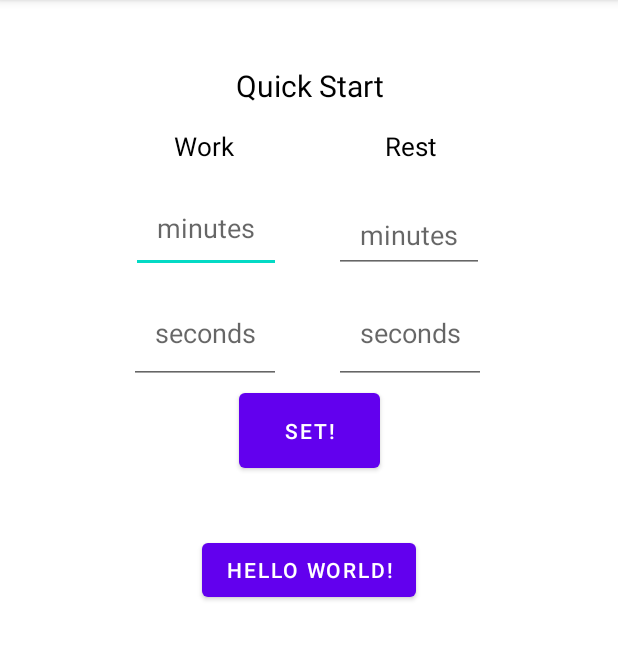
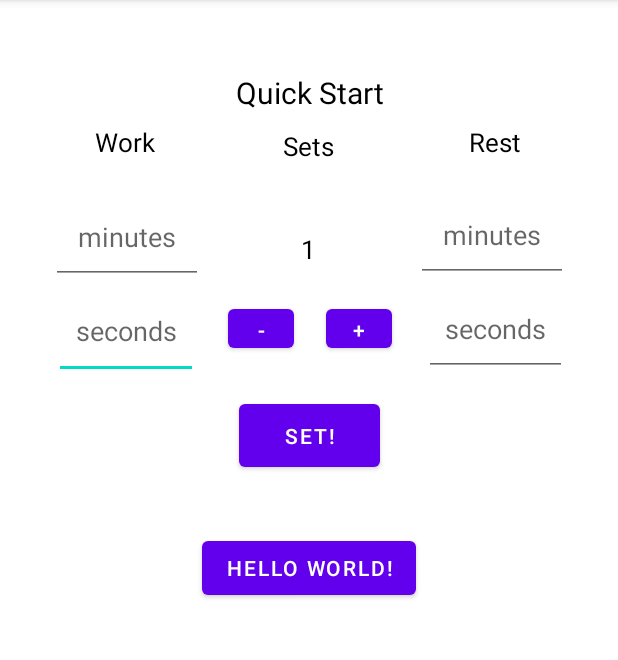
Before and after one commit to dparaiso/TimerApp, an Android app: the screen it shows after launch (MainActivity), on a phone screen of 412 x 824 dp, the part 84-744 px from its top. Run offline under Robolectric (Android 15) with nearby library versions, the phone set to English and light mode, and no system bars.

Commit message:
created sets implementation, loops

```diff
--- a/app/src/main/java/com/example/timerapp/MainActivity.java
+++ b/app/src/main/java/com/example/timerapp/MainActivity.java
@@ -7,23 +7,31 @@ import android.os.Bundle;
 import android.view.View;
 import android.widget.Button;
 import android.widget.EditText;
+import android.widget.TextView;
 
 public class MainActivity extends AppCompatActivity {
 
-    private Button btnStart , btnQuickStart;
+    private Button btnStart , btnQuickStart, btnMinus, btnPlus;
+    private TextView mNumSets;
     private EditText secondInput;
     private EditText minuteInput;
     private EditText second2Input;
     private EditText minute2Input;
     boolean secondsCheck = false;
+    private int numSets;
 
     @Override
     protected void onCreate(Bundle savedInstanceState) {
         super.onCreate(savedInstanceState);
         setContentView(R.layout.activity_main);
 
+        numSets = 1;
+
         btnStart =  (Button) findViewById(R.id.start);
         btnQuickStart =  (Button) findViewById(R.id.quickStart);
+        btnMinus = (Button) findViewById(R.id.minus);
+        btnPlus = (Button) findViewById(R.id.plus);
+        mNumSets = (TextView) findViewById(R.id.text_numSets);
 
         secondInput = (EditText) findViewById(R.id.seconds);
         minuteInput = (EditText) findViewById(R.id.minutes);
@@ -34,14 +42,24 @@ public class MainActivity extends AppCompatActivity {
             @Override
             public void onClick(View view) {
                 Intent intent = new Intent(MainActivity.this, PrepareActivity.class);
+                if (!minuteInput.getText().toString().matches("")){
                     int mins = Integer.parseInt(minuteInput.getText().toString());
+                    intent.putExtra("minutes", mins);
+                }
+                if (!secondInput.getText().toString().matches("")){
                     int secs = Integer.parseInt(secondInput.getText().toString());
+                    intent.putExtra("seconds", secs);
+                }
+                if (!minute2Input.getText().toString().matches("")){
                     int mins2 = Integer.parseInt(minute2Input.getText().toString());
+                    intent.putExtra("minutes2", mins2);
+
+                }
+                if (!second2Input.getText().toString().matches("")){
                     int secs2 = Integer.parseInt(second2Input.getText().toString());
-                intent.putExtra("minutes", mins);
-                intent.putExtra("seconds", secs);
-                intent.putExtra("minutes2", mins2);
                     intent.putExtra("seconds2", secs2);
+                }
+                intent.putExtra("numSets", numSets);
                 startActivity(intent);
             }
         });
@@ -53,16 +71,43 @@ public class MainActivity extends AppCompatActivity {
                 secondsCheck = CheckSeconds();
                 if (secondsCheck){
                     Intent intent = new Intent(MainActivity.this, PrepareActivity.class);
+                    if (!minuteInput.getText().toString().matches("")){
                         int mins = Integer.parseInt(minuteInput.getText().toString());
+                        intent.putExtra("minutes", mins);
+                    }
+                    if (!secondInput.getText().toString().matches("")){
                         int secs = Integer.parseInt(secondInput.getText().toString());
+                        intent.putExtra("seconds", secs);
+                    }
+                    if (!minute2Input.getText().toString().matches("")){
                         int mins2 = Integer.parseInt(minute2Input.getText().toString());
+                        intent.putExtra("minutes2", mins2);
+
+                    }
+                    if (!second2Input.getText().toString().matches("")){
                         int secs2 = Integer.parseInt(second2Input.getText().toString());
-                    intent.putExtra("minutes", mins);
-                    intent.putExtra("seconds", secs);
-                    intent.putExtra("minutes2", mins2);
                         intent.putExtra("seconds2", secs2);
+                    }
+                    intent.putExtra("numSets", numSets);
                     startActivity(intent);
                 }
+            }
+        });
+
+        btnMinus.setOnClickListener(new View.OnClickListener(){
+            @Override
+            public void onClick(View view) {
+                if(numSets > 1){
+                    numSets--;
+                }
+                mNumSets.setText(String.format("%d", numSets));
+            }
+        });
+
+        btnPlus.setOnClickListener(new View.OnClickListener(){
+            @Override
+            public void onClick(View view) {
+                mNumSets.setText(String.format("%d", ++numSets));
             }
         });
 
--- a/app/src/main/res/layout/activity_main.xml
+++ b/app/src/main/res/layout/activity_main.xml
@@ -8,56 +8,78 @@
 
 
     <TextView
+        android:id="@+id/text_numSets"
+        android:layout_width="0dp"
+        android:layout_height="0dp"
+        android:layout_centerHorizontal="true"
+        android:layout_centerVertical="true"
+        android:layout_marginEnd="21dp"
+        android:layout_marginBottom="568dp"
+        android:gravity="center"
+        android:text="1"
+        android:textColor="@android:color/black"
+        android:textSize="17sp"
+        app:layout_constraintBottom_toBottomOf="parent"
+        app:layout_constraintEnd_toStartOf="@+id/minutes2"
+        app:layout_constraintStart_toEndOf="@+id/minutes"
+        app:layout_constraintTop_toBottomOf="@+id/text_sets" />
+
+    <TextView
+        android:id="@+id/text_sets"
+        android:layout_width="0dp"
+        android:layout_height="0dp"
+        android:layout_centerHorizontal="true"
+        android:layout_centerVertical="true"
+        android:layout_marginStart="154dp"
+        android:layout_marginTop="63dp"
+        android:layout_marginEnd="21dp"
+        android:gravity="center"
+        android:text="Sets"
+        android:textColor="@android:color/black"
+        android:textSize="17sp"
+        app:layout_constraintBottom_toTopOf="@+id/text_numSets"
+        app:layout_constraintEnd_toStartOf="@+id/text_rest"
+        app:layout_constraintStart_toStartOf="parent"
+        app:layout_constraintTop_toTopOf="parent" />
+
+    <Button
+        android:id="@+id/minus"
+        android:layout_width="44dp"
+        android:layout_height="38dp"
+        android:layout_marginEnd="21dp"
+        android:text="-"
+        app:layout_constraintBottom_toBottomOf="@+id/plus"
+        app:layout_constraintEnd_toStartOf="@+id/plus"
+        app:layout_constraintStart_toEndOf="@+id/seconds"
+        app:layout_constraintTop_toBottomOf="@+id/text_numSets" />
+
+    <Button
+        android:id="@+id/plus"
+        android:layout_width="44dp"
+        android:layout_height="38dp"
+        android:layout_marginEnd="21dp"
+        android:layout_marginBottom="25dp"
+        android:text="+"
+        app:layout_constraintBottom_toTopOf="@+id/quickStart"
+        app:layout_constraintEnd_toStartOf="@+id/seconds2"
+        app:layout_constraintStart_toEndOf="@+id/minus"
+        app:layout_constraintTop_toBottomOf="@+id/text_numSets" />
+
+    <TextView
         android:id="@+id/text_view_countdown"
-        android:layout_width="103dp"
+        android:layout_width="0dp"
         android:layout_height="0dp"
         android:layout_centerHorizontal="true"
         android:layout_centerVertical="true"
         android:layout_marginTop="27dp"
+        android:layout_marginEnd="21dp"
         android:layout_marginBottom="36dp"
         android:gravity="center"
         android:text="Quick Start"
         android:textColor="@android:color/black"
         android:textSize="20sp"
-        app:layout_constraintBottom_toTopOf="@+id/minutes"
-        app:layout_constraintEnd_toEndOf="parent"
-        app:layout_constraintStart_toStartOf="parent"
-        app:layout_constraintTop_toTopOf="parent" />
-
-    <TextView
-        android:id="@+id/text_work"
-        android:layout_width="0dp"
-        android:layout_height="0dp"
-        android:layout_centerHorizontal="true"
-        android:layout_centerVertical="true"
-        android:layout_marginStart="84dp"
-        android:layout_marginTop="63dp"
-        android:layout_marginEnd="35dp"
-        android:layout_marginBottom="56dp"
-        android:gravity="center"
-        android:text="Work"
-        android:textColor="@android:color/black"
-        android:textSize="17sp"
-        app:layout_constraintBottom_toTopOf="@+id/seconds"
+        app:layout_constraintBottom_toTopOf="@+id/text_numSets"
         app:layout_constraintEnd_toStartOf="@+id/text_rest"
-        app:layout_constraintStart_toStartOf="parent"
-        app:layout_constraintTop_toTopOf="parent" />
-
-    <TextView
-        android:id="@+id/text_rest"
-        android:layout_width="0dp"
-        android:layout_height="0dp"
-        android:layout_centerHorizontal="true"
-        android:layout_centerVertical="true"
-        android:layout_marginTop="63dp"
-        android:layout_marginEnd="86dp"
-        android:layout_marginBottom="56dp"
-        android:gravity="center"
-        android:text="Rest"
-        android:textColor="@android:color/black"
-        android:textSize="17sp"
-        app:layout_constraintBottom_toTopOf="@+id/seconds2"
-        app:layout_constraintEnd_toEndOf="parent"
         app:layout_constraintStart_toEndOf="@+id/text_work"
         app:layout_constraintTop_toTopOf="parent" />
 
@@ -65,7 +87,7 @@
         android:id="@+id/start"
         android:layout_width="wrap_content"
         android:layout_height="wrap_content"
-        android:layout_marginBottom="364dp"
+        android:layout_marginBottom="365dp"
         android:text="Hello World!"
         app:layout_constraintBottom_toBottomOf="parent"
         app:layout_constraintEnd_toEndOf="parent"
@@ -76,53 +98,85 @@
         android:id="@+id/quickStart"
         android:layout_width="94dp"
         android:layout_height="0dp"
-        android:layout_marginBottom="38dp"
+        android:layout_marginBottom="37dp"
         android:text="Set!"
         app:layout_constraintBottom_toTopOf="@+id/start"
         app:layout_constraintEnd_toEndOf="parent"
         app:layout_constraintStart_toStartOf="parent"
-        app:layout_constraintTop_toBottomOf="@+id/seconds" />
+        app:layout_constraintTop_toBottomOf="@+id/plus" />
+
+    <EditText
+        android:id="@+id/seconds"
+        android:layout_width="0dp"
+        android:layout_height="0dp"
+        android:layout_marginStart="36dp"
+        android:layout_marginEnd="20dp"
+        android:layout_marginBottom="515dp"
+        android:ems="10"
+        android:gravity="center"
+        android:hint="seconds"
+        android:inputType="number"
+        android:maxLength="2"
+        app:layout_constraintBottom_toBottomOf="parent"
+        app:layout_constraintEnd_toStartOf="@+id/minus"
+        app:layout_constraintStart_toStartOf="parent"
+        app:layout_constraintTop_toBottomOf="@+id/minutes" />
+
+    <TextView
+        android:id="@+id/text_work"
+        android:layout_width="0dp"
+        android:layout_height="0dp"
+        android:layout_centerHorizontal="true"
+        android:layout_centerVertical="true"
+        android:layout_marginStart="31dp"
+        android:layout_marginTop="63dp"
+        android:layout_marginEnd="20dp"
+        android:gravity="center"
+        android:text="Work"
+        android:textColor="@android:color/black"
+        android:textSize="17sp"
+        app:layout_constraintBottom_toTopOf="@+id/minutes"
+        app:layout_constraintEnd_toStartOf="@+id/text_view_countdown"
+        app:layout_constraintStart_toStartOf="parent"
+        app:layout_constraintTop_toTopOf="parent" />
 
     <EditText
         android:id="@+id/minutes"
         android:layout_width="0dp"
         android:layout_height="0dp"
-        android:layout_marginStart="87dp"
-        android:layout_marginEnd="35dp"
-        android:layout_marginBottom="6dp"
+        android:layout_marginStart="34dp"
+        android:layout_marginEnd="20dp"
         android:ems="10"
         android:gravity="center"
         android:hint="minutes"
         android:inputType="number"
         android:maxLength="2"
         app:layout_constraintBottom_toTopOf="@+id/seconds"
-        app:layout_constraintEnd_toStartOf="@+id/minutes2"
+        app:layout_constraintEnd_toStartOf="@+id/text_numSets"
         app:layout_constraintStart_toStartOf="parent"
-        app:layout_constraintTop_toBottomOf="@+id/text_view_countdown" />
+        app:layout_constraintTop_toBottomOf="@+id/text_work" />
 
     <EditText
-        android:id="@+id/seconds"
+        android:id="@+id/minutes2"
         android:layout_width="0dp"
         android:layout_height="0dp"
-        android:layout_marginStart="86dp"
-        android:layout_marginEnd="35dp"
-        android:layout_marginBottom="512dp"
+        android:layout_marginEnd="33dp"
         android:ems="10"
         android:gravity="center"
-        android:hint="seconds"
+        android:hint="minutes"
         android:inputType="number"
         android:maxLength="2"
-        app:layout_constraintBottom_toBottomOf="parent"
-        app:layout_constraintEnd_toStartOf="@+id/seconds2"
-        app:layout_constraintStart_toStartOf="parent"
-        app:layout_constraintTop_toBottomOf="@+id/text_work" />
+        app:layout_constraintBottom_toTopOf="@+id/seconds2"
+        app:layout_constraintEnd_toEndOf="parent"
+        app:layout_constraintStart_toEndOf="@+id/text_numSets"
+        app:layout_constraintTop_toBottomOf="@+id/text_rest" />
 
     <EditText
         android:id="@+id/seconds2"
         android:layout_width="0dp"
         android:layout_height="0dp"
-        android:layout_marginEnd="88dp"
-        android:layout_marginBottom="512dp"
+        android:layout_marginEnd="34dp"
+        android:layout_marginBottom="517dp"
         android:ems="10"
         android:gravity="center"
         android:hint="seconds"
@@ -130,22 +184,24 @@
         android:maxLength="2"
         app:layout_constraintBottom_toBottomOf="parent"
         app:layout_constraintEnd_toEndOf="parent"
-        app:layout_constraintStart_toEndOf="@+id/seconds"
-        app:layout_constraintTop_toBottomOf="@+id/text_rest" />
+        app:layout_constraintStart_toEndOf="@+id/plus"
+        app:layout_constraintTop_toBottomOf="@+id/minutes2" />
 
-    <EditText
-        android:id="@+id/minutes2"
+    <TextView
+        android:id="@+id/text_rest"
         android:layout_width="0dp"
         android:layout_height="0dp"
-        android:layout_marginEnd="89dp"
-        android:ems="10"
+        android:layout_centerHorizontal="true"
+        android:layout_centerVertical="true"
+        android:layout_marginTop="63dp"
+        android:layout_marginEnd="30dp"
         android:gravity="center"
-        android:hint="minutes"
-        android:inputType="number"
-        android:maxLength="2"
-        app:layout_constraintBottom_toBottomOf="@+id/minutes"
+        android:text="Rest"
+        android:textColor="@android:color/black"
+        android:textSize="17sp"
+        app:layout_constraintBottom_toTopOf="@+id/minutes2"
         app:layout_constraintEnd_toEndOf="parent"
-        app:layout_constraintStart_toEndOf="@+id/minutes"
-        app:layout_constraintTop_toBottomOf="@+id/text_rest" />
+        app:layout_constraintStart_toEndOf="@+id/text_sets"
+        app:layout_constraintTop_toTopOf="parent" />
 
 </androidx.constraintlayout.widget.ConstraintLayout>
```
Also changed, not shown: app/src/main/java/com/example/timerapp/PrepareActivity.java (+44 -7 lines), app/src/main/res/layout/activity_prepare.xml (+11 -0 lines). Lines whose indentation alone changed are shown as unchanged.
